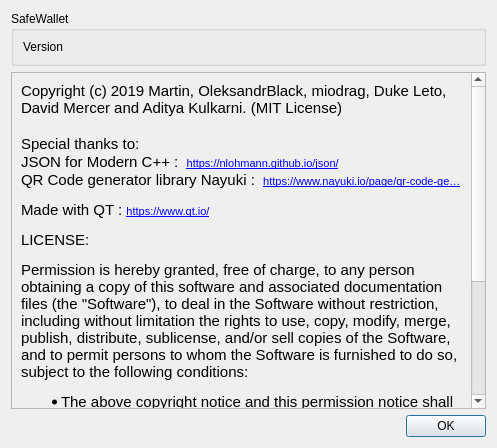
OleksandrBlack/safecoin-qt-wallet, file src/about.ui: the form before one commit.
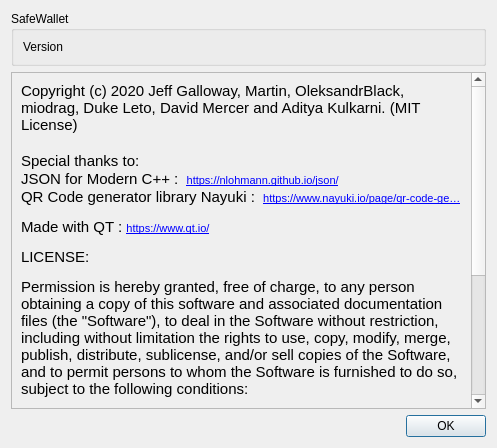
The form after the commit.

Commit message: Sending button are hidden until complete synchronization or transaction confirmation

```diff
--- a/src/about.ui
+++ b/src/about.ui
@@ -52,12 +52,12 @@
 &lt;html&gt;&lt;head&gt;&lt;meta name=&quot;qrichtext&quot; content=&quot;1&quot; /&gt;&lt;style type=&quot;text/css&quot;&gt;
 p, li { white-space: pre-wrap; }
 &lt;/style&gt;&lt;/head&gt;&lt;body style=&quot; font-family:'MS Shell Dlg 2'; font-size:8pt; font-weight:400; font-style:normal;&quot;&gt;
-&lt;p style=&quot; margin-top:0px; margin-bottom:0px; margin-left:0px; margin-right:0px; -qt-block-indent:0; text-indent:0px;&quot;&gt;&lt;span style=&quot; font-family:'Ubuntu'; font-size:11pt;&quot;&gt;Copyright (c) 2019 Martin, OleksandrBlack, miodrag, Duke Leto, David Mercer and Aditya Kulkarni. (MIT License)&lt;/span&gt;&lt;/p&gt;
+&lt;p style=&quot; margin-top:0px; margin-bottom:0px; margin-left:0px; margin-right:0px; -qt-block-indent:0; text-indent:0px;&quot;&gt;&lt;span style=&quot; font-family:'Ubuntu'; font-size:11pt;&quot;&gt;Copyright (c) 2020 Jeff Galloway, Martin, OleksandrBlack, miodrag, Duke Leto, David Mercer and Aditya Kulkarni. (MIT License)&lt;/span&gt;&lt;/p&gt;
 &lt;p style=&quot;-qt-paragraph-type:empty; margin-top:0px; margin-bottom:0px; margin-left:0px; margin-right:0px; -qt-block-indent:0; text-indent:0px; font-family:'Ubuntu'; font-size:11pt;&quot;&gt;&lt;br /&gt;&lt;/p&gt;
 &lt;p style=&quot; margin-top:0px; margin-bottom:0px; margin-left:0px; margin-right:0px; -qt-block-indent:0; text-indent:0px;&quot;&gt;&lt;span style=&quot; font-family:'Ubuntu'; font-size:11pt;&quot;&gt;Special thanks to:&lt;/span&gt;&lt;/p&gt;
-&lt;p style=&quot; margin-top:0px; margin-bottom:0px; margin-left:0px; margin-right:0px; -qt-block-indent:0; text-indent:0px;&quot;&gt;&lt;span style=&quot; font-family:'Ubuntu'; font-size:11pt;&quot;&gt;JSON for Modern C++ :  &lt;/span&gt;&lt;a href=&quot;https://nlohmann.github.io/json/&quot;&gt;&lt;span style=&quot; font-family:'MS Shell Dlg 2'; text-decoration: underline; color:#0000ff;&quot;&gt;https://nlohmann.github.io/json/&lt;/span&gt;&lt;/a&gt;&lt;/p&gt;
-&lt;p style=&quot; margin-top:0px; margin-bottom:0px; margin-left:0px; margin-right:0px; -qt-block-indent:0; text-indent:0px;&quot;&gt;&lt;span style=&quot; font-family:'Ubuntu'; font-size:11pt;&quot;&gt;QR Code generator library Nayuki :  &lt;/span&gt;&lt;a href=&quot;https://www.nayuki.io/page/qr-code-generator-library&quot;&gt;&lt;span style=&quot; font-family:'MS Shell Dlg 2'; text-decoration: underline; color:#0000ff;&quot;&gt;https://www.nayuki.io/page/qr-code-ge…&lt;/span&gt;&lt;/a&gt;&lt;/p&gt;
-&lt;p style=&quot; margin-top:12px; margin-bottom:12px; margin-left:0px; margin-right:0px; -qt-block-indent:0; text-indent:0px;&quot;&gt;&lt;span style=&quot; font-family:'Ubuntu'; font-size:11pt;&quot;&gt;Made with QT : &lt;/span&gt;&lt;a href=&quot;https://www.qt.io/&quot;&gt;&lt;span style=&quot; font-family:'MS Shell Dlg 2'; text-decoration: underline; color:#0000ff;&quot;&gt;https://www.qt.io/&lt;/span&gt;&lt;/a&gt;&lt;/p&gt;
+&lt;p style=&quot; margin-top:0px; margin-bottom:0px; margin-left:0px; margin-right:0px; -qt-block-indent:0; text-indent:0px;&quot;&gt;&lt;span style=&quot; font-family:'Ubuntu'; font-size:11pt;&quot;&gt;JSON for Modern C++ :  &lt;/span&gt;&lt;a href=&quot;https://nlohmann.github.io/json/&quot;&gt;&lt;span style=&quot; text-decoration: underline; color:#0000ff;&quot;&gt;https://nlohmann.github.io/json/&lt;/span&gt;&lt;/a&gt;&lt;/p&gt;
+&lt;p style=&quot; margin-top:0px; margin-bottom:0px; margin-left:0px; margin-right:0px; -qt-block-indent:0; text-indent:0px;&quot;&gt;&lt;span style=&quot; font-family:'Ubuntu'; font-size:11pt;&quot;&gt;QR Code generator library Nayuki :  &lt;/span&gt;&lt;a href=&quot;https://www.nayuki.io/page/qr-code-generator-library&quot;&gt;&lt;span style=&quot; text-decoration: underline; color:#0000ff;&quot;&gt;https://www.nayuki.io/page/qr-code-ge…&lt;/span&gt;&lt;/a&gt;&lt;/p&gt;
+&lt;p style=&quot; margin-top:12px; margin-bottom:12px; margin-left:0px; margin-right:0px; -qt-block-indent:0; text-indent:0px;&quot;&gt;&lt;span style=&quot; font-family:'Ubuntu'; font-size:11pt;&quot;&gt;Made with QT : &lt;/span&gt;&lt;a href=&quot;https://www.qt.io/&quot;&gt;&lt;span style=&quot; text-decoration: underline; color:#0000ff;&quot;&gt;https://www.qt.io/&lt;/span&gt;&lt;/a&gt;&lt;/p&gt;
 &lt;p style=&quot; margin-top:12px; margin-bottom:12px; margin-left:0px; margin-right:0px; -qt-block-indent:0; text-indent:0px;&quot;&gt;&lt;span style=&quot; font-family:'Ubuntu'; font-size:11pt;&quot;&gt;LICENSE:&lt;/span&gt;&lt;/p&gt;
 &lt;p style=&quot; margin-top:12px; margin-bottom:12px; margin-left:0px; margin-right:0px; -qt-block-indent:0; text-indent:0px;&quot;&gt;&lt;span style=&quot; font-family:'Ubuntu'; font-size:11pt;&quot;&gt;Permission is hereby granted, free of charge, to any person obtaining a copy of this software and associated documentation files (the &amp;quot;Software&amp;quot;), to deal in the Software without restriction, including without limitation the rights to use, copy, modify, merge, publish, distribute, sublicense, and/or sell copies of the Software, and to permit persons to whom the Software is furnished to do so, subject to the following conditions:&lt;/span&gt;&lt;/p&gt;
 &lt;ul style=&quot;margin-top: 0px; margin-bottom: 0px; margin-left: 0px; margin-right: 0px; -qt-list-indent: 1;&quot;&gt;&lt;li style=&quot; font-family:'Ubuntu'; font-size:11pt;&quot; style=&quot; margin-top:12px; margin-bottom:12px; margin-left:0px; margin-right:0px; -qt-block-indent:0; text-indent:0px;&quot;&gt;The above copyright notice and this permission notice shall be included in all copies or substantial portions of the Software.&lt;/li&gt;
```
The commit also changes 3 other files.
